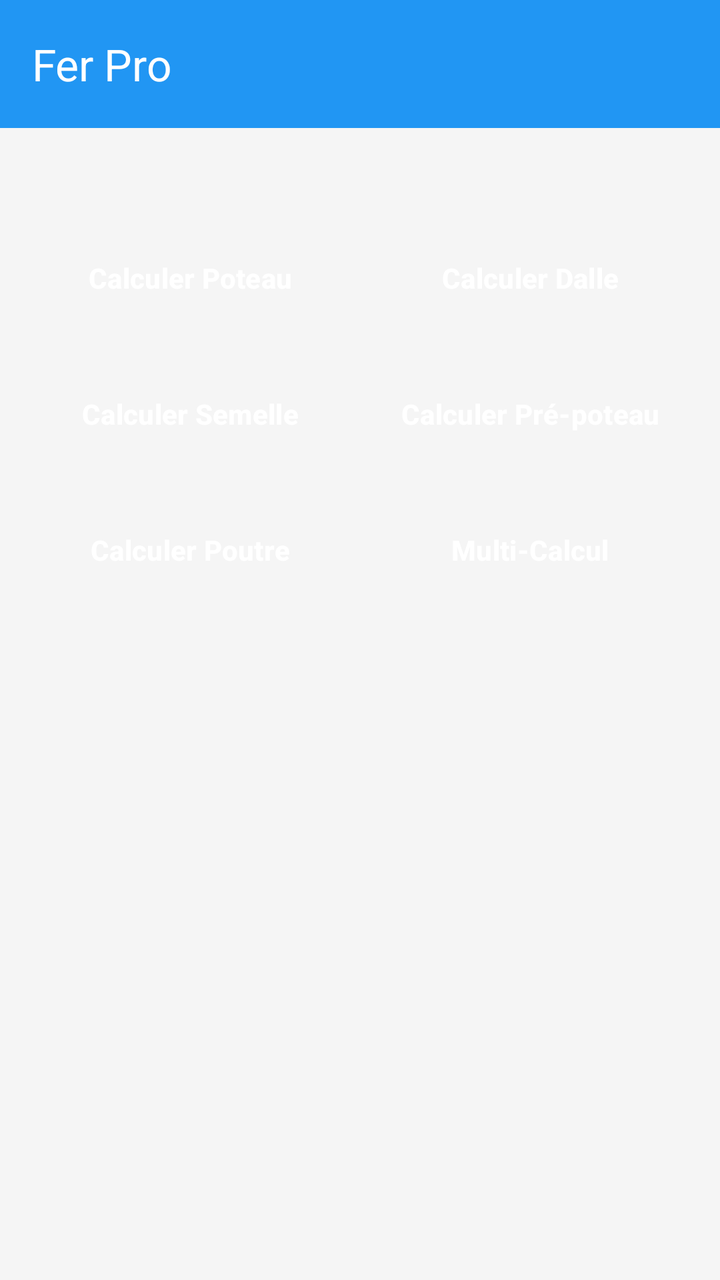
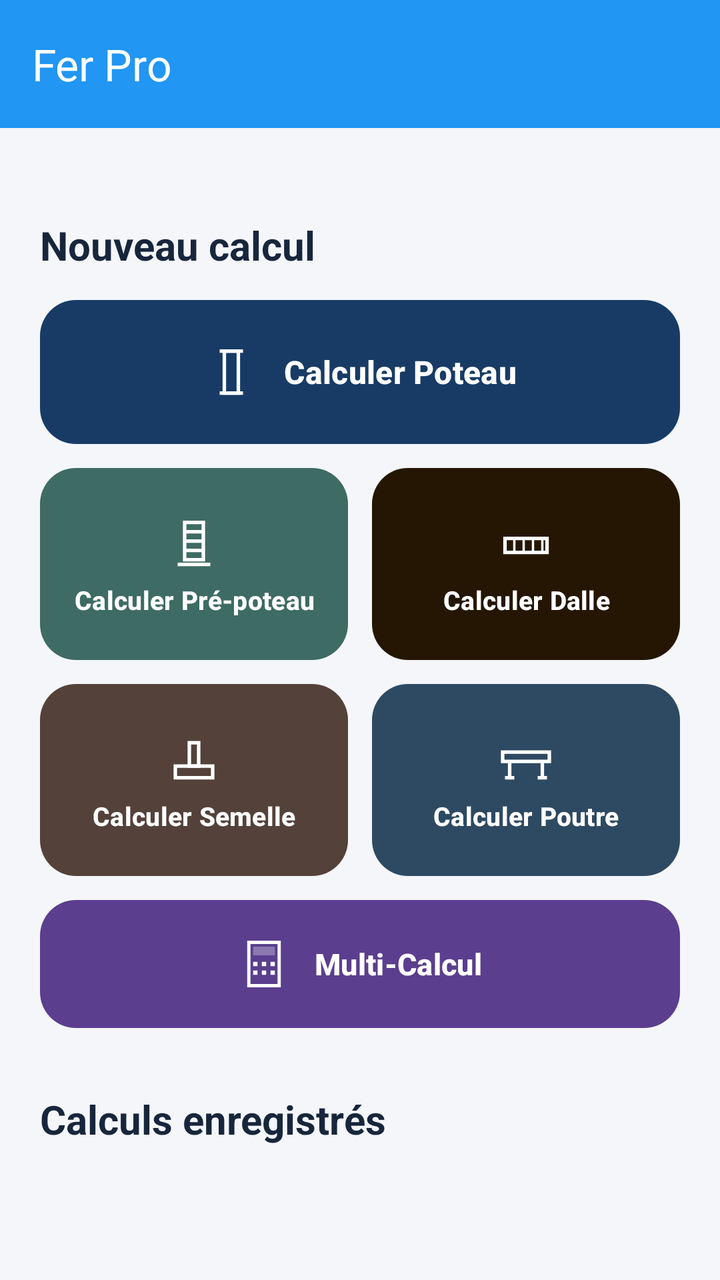

Before-and-after screenshots of an Android layout around one commit, followed by the original layout XML and the change that was made.
<!-- AndroidManifest.xml: application theme Theme.GKMBarFer -->
<!-- res/layout/activity_calculs_client.xml -->
<?xml version="1.0" encoding="utf-8"?>
<LinearLayout xmlns:android="http://schemas.android.com/apk/res/android"
    xmlns:app="http://schemas.android.com/apk/res-auto"
    android:layout_width="match_parent"
    android:layout_height="match_parent"
    android:background="@color/background"
    android:orientation="vertical">

    <include layout="@layout/layout_header" />

    <ScrollView
        android:layout_width="match_parent"
        android:layout_height="0dp"
        android:layout_weight="1"
        android:padding="16dp">

        <LinearLayout
            android:layout_width="match_parent"
            android:layout_height="wrap_content"
            android:orientation="vertical">

            <TextView
                android:id="@+id/tvInfoClient"
                android:layout_width="match_parent"
                android:layout_height="wrap_content"
                android:layout_marginBottom="12dp"
                android:textColor="@color/secondary_text"
                android:textSize="14sp" />

            
            <LinearLayout
                android:layout_width="match_parent"
                android:layout_height="wrap_content"
                android:layout_marginBottom="12dp"
                android:orientation="horizontal">

                <Button
                    android:id="@+id/btnCalculerPoteau"
                    style="@style/Widget.Material3.Button"
                    android:layout_width="0dp"
                    android:layout_height="56dp"
                    android:layout_weight="1"
                    android:layout_marginEnd="6dp"
                    android:paddingStart="8dp"
                    android:paddingEnd="8dp"
                    android:text="@string/calculer_poteau"
                    android:textAllCaps="false"
                    android:textColor="@color/white"
                    android:textSize="14sp"
                    android:textStyle="bold"
                    app:backgroundTint="@color/primary"
                    app:cornerRadius="14dp"
                    app:elevation="3dp" />

                <Button
                    android:id="@+id/btnCalculerDalle"
                    style="@style/Widget.Material3.Button"
                    android:layout_width="0dp"
                    android:layout_height="56dp"
                    android:layout_weight="1"
                    android:layout_marginStart="6dp"
                    android:paddingStart="8dp"
                    android:paddingEnd="8dp"
                    android:text="@string/calculer_dalle"
                    android:textAllCaps="false"
                    android:textColor="@color/white"
                    android:textSize="14sp"
                    android:textStyle="bold"
                    app:backgroundTint="@color/primary"
                    app:cornerRadius="14dp"
                    app:elevation="3dp" />

            </LinearLayout>

            
            <LinearLayout
                android:layout_width="match_parent"
                android:layout_height="wrap_content"
                android:layout_marginBottom="12dp"
                android:orientation="horizontal">

                <Button
                    android:id="@+id/btnCalculerSemelle"
                    style="@style/Widget.Material3.Button"
                    android:layout_width="0dp"
                    android:layout_height="56dp"
                    android:layout_weight="1"
                    android:layout_marginEnd="6dp"
                    android:paddingStart="8dp"
                    android:paddingEnd="8dp"
                    android:text="@string/calculer_semelle"
                    android:textAllCaps="false"
                    android:textColor="@color/white"
                    android:textSize="14sp"
                    android:textStyle="bold"
                    app:backgroundTint="@color/primary"
                    app:cornerRadius="14dp"
                    app:elevation="3dp" />

                <Button
                    android:id="@+id/btnCalculerPrePoteau"
                    style="@style/Widget.Material3.Button"
                    android:layout_width="0dp"
                    android:layout_height="56dp"
                    android:layout_weight="1"
                    android:layout_marginStart="6dp"
                    android:paddingStart="8dp"
                    android:paddingEnd="8dp"
                    android:text="@string/calculer_pre_poteau"
                    android:textAllCaps="false"
                    android:textColor="@color/white"
                    android:textSize="14sp"
                    android:textStyle="bold"
                    app:backgroundTint="@color/primary"
                    app:cornerRadius="14dp"
                    app:elevation="3dp" />

            </LinearLayout>

            
            <LinearLayout
                android:layout_width="match_parent"
                android:layout_height="wrap_content"
                android:layout_marginBottom="20dp"
                android:orientation="horizontal">

                <Button
                    android:id="@+id/btnCalculerPoutre"
                    style="@style/Widget.Material3.Button"
                    android:layout_width="0dp"
                    android:layout_height="56dp"
                    android:layout_weight="1"
                    android:layout_marginEnd="6dp"
                    android:paddingStart="8dp"
                    android:paddingEnd="8dp"
                    android:text="@string/calculer_poutre"
                    android:textAllCaps="false"
                    android:textColor="@color/white"
                    android:textSize="14sp"
                    android:textStyle="bold"
                    app:backgroundTint="@color/primary"
                    app:cornerRadius="14dp"
                    app:elevation="3dp" />

                <Button
                    android:id="@+id/btnCalculerMulti"
                    style="@style/Widget.Material3.Button"
                    android:layout_width="0dp"
                    android:layout_height="56dp"
                    android:layout_weight="1"
                    android:layout_marginStart="6dp"
                    android:paddingStart="8dp"
                    android:paddingEnd="8dp"
                    android:text="@string/multi_calcul"
                    android:textAllCaps="false"
                    android:textColor="@color/white"
                    android:textSize="14sp"
                    android:textStyle="bold"
                    app:backgroundTint="@color/primary"
                    app:cornerRadius="14dp"
                    app:elevation="3dp" />

            </LinearLayout>

            <TextView
                android:id="@+id/tvAucunCalcul"
                android:layout_width="match_parent"
                android:layout_height="wrap_content"
                android:gravity="center"
                android:padding="24dp"
                android:text="@string/aucun_calcul_client"
                android:textColor="@color/on_surface"
                android:textSize="14sp"
                android:visibility="gone" />

            <LinearLayout
                android:id="@+id/layoutCalculs"
                android:layout_width="match_parent"
                android:layout_height="wrap_content"
                android:orientation="vertical" />

        </LinearLayout>
    </ScrollView>

</LinearLayout>
<!-- res/layout/layout_header.xml (included above) -->
<?xml version="1.0" encoding="utf-8"?>
<com.google.android.material.appbar.MaterialToolbar
    xmlns:android="http://schemas.android.com/apk/res/android"
    xmlns:app="http://schemas.android.com/apk/res-auto"
    android:id="@+id/toolbar"
    android:layout_width="match_parent"
    android:layout_height="?attr/actionBarSize"
    android:background="@color/primary"
    android:minHeight="?attr/actionBarSize"
    app:title="@string/app_name"
    app:titleTextColor="@color/white" />
<!-- resources referenced by this layout -->
<resources>
  <color name="on_surface">#212121</color>
  <color name="primary">#2196F3</color>
  <color name="secondary_text">#6B7280</color>
  <color name="white">#FFFFFFFF</color>
  <!-- unchanged entries left out for length: 12 -->
</resources>

<!-- the commit's change to res/layout/activity_calculs_client.xml (unified diff, before → after) -->
@@ -3,7 +3,7 @@
     xmlns:app="http://schemas.android.com/apk/res-auto"
     android:layout_width="match_parent"
     android:layout_height="match_parent"
-    android:background="@color/background"
+    android:background="#F4F6FA"
     android:orientation="vertical">
 
     <include layout="@layout/layout_header" />
@@ -12,20 +12,56 @@
         android:layout_width="match_parent"
         android:layout_height="0dp"
         android:layout_weight="1"
-        android:padding="16dp">
+        android:clipToPadding="false"
+        android:fillViewport="true">
 
         <LinearLayout
             android:layout_width="match_parent"
             android:layout_height="wrap_content"
-            android:orientation="vertical">
+            android:orientation="vertical"
+            android:paddingStart="20dp"
+            android:paddingTop="20dp"
+            android:paddingEnd="20dp"
+            android:paddingBottom="32dp">
 
             <TextView
                 android:id="@+id/tvInfoClient"
                 android:layout_width="match_parent"
                 android:layout_height="wrap_content"
+                android:layout_marginBottom="6dp"
+                android:textColor="#526176"
+                android:textSize="14sp" />
+
+            <TextView
+                android:layout_width="match_parent"
+                android:layout_height="wrap_content"
+                android:layout_marginBottom="14dp"
+                android:text="@string/client_nouveau_calcul"
+                android:textColor="#17263C"
+                android:textSize="20sp"
+                android:textStyle="bold" />
+
+            
+            <com.google.android.material.button.MaterialButton
+                android:id="@+id/btnCalculerPoteau"
+                style="@style/Widget.Material3.Button"
+                android:layout_width="match_parent"
+                android:layout_height="72dp"
                 android:layout_marginBottom="12dp"
-                android:textColor="@color/secondary_text"
-                android:textSize="14sp" />
+                android:insetTop="0dp"
+                android:insetBottom="0dp"
+                android:text="@string/calculer_poteau"
+                android:textAllCaps="false"
+                android:textColor="#FFFFFF"
+                android:textSize="16sp"
+                android:textStyle="bold"
+                app:backgroundTint="#173B65"
+                app:cornerRadius="18dp"
+                app:icon="@drawable/ic_poteau"
+                app:iconGravity="textStart"
+                app:iconPadding="12dp"
+                app:iconSize="28dp"
+                app:iconTint="#FFFFFF" />
 
             
             <LinearLayout
@@ -34,41 +70,55 @@
                 android:layout_marginBottom="12dp"
                 android:orientation="horizontal">
 
-                <Button
-                    android:id="@+id/btnCalculerPoteau"
-                    style="@style/Widget.Material3.Button"
-                    android:layout_width="0dp"
-                    android:layout_height="56dp"
-                    android:layout_weight="1"
+                <com.google.android.material.button.MaterialButton
+                    android:id="@+id/btnCalculerPrePoteau"
+                    style="@style/Widget.Material3.Button"
+                    android:layout_width="0dp"
+                    android:layout_height="96dp"
                     android:layout_marginEnd="6dp"
-                    android:paddingStart="8dp"
-                    android:paddingEnd="8dp"
-                    android:text="@string/calculer_poteau"
-                    android:textAllCaps="false"
-                    android:textColor="@color/white"
-                    android:textSize="14sp"
-                    android:textStyle="bold"
-                    app:backgroundTint="@color/primary"
-                    app:cornerRadius="14dp"
-                    app:elevation="3dp" />
-
-                <Button
+                    android:layout_weight="1"
+                    android:insetTop="0dp"
+                    android:insetBottom="0dp"
+                    android:maxLines="2"
+                    android:paddingStart="8dp"
+                    android:paddingEnd="8dp"
+                    android:text="@string/calculer_pre_poteau"
+                    android:textAllCaps="false"
+                    android:textColor="#FFFFFF"
+                    android:textSize="13sp"
+                    android:textStyle="bold"
+                    app:backgroundTint="#3E6B63"
+                    app:cornerRadius="18dp"
+                    app:icon="@drawable/ic_pre_poteau"
+                    app:iconGravity="textTop"
+                    app:iconPadding="8dp"
+                    app:iconSize="28dp"
+                    app:iconTint="#FFFFFF" />
+
+                <com.google.android.material.button.MaterialButton
                     android:id="@+id/btnCalculerDalle"
                     style="@style/Widget.Material3.Button"
                     android:layout_width="0dp"
-                    android:layout_height="56dp"
-                    android:layout_weight="1"
+                    android:layout_height="96dp"
                     android:layout_marginStart="6dp"
+                    android:layout_weight="1"
+                    android:insetTop="0dp"
+                    android:insetBottom="0dp"
+                    android:maxLines="2"
                     android:paddingStart="8dp"
                     android:paddingEnd="8dp"
                     android:text="@string/calculer_dalle"
                     android:textAllCaps="false"
-                    android:textColor="@color/white"
-                    android:textSize="14sp"
-                    android:textStyle="bold"
-                    app:backgroundTint="@color/primary"
-                    app:cornerRadius="14dp"
-                    app:elevation="3dp" />
+                    android:textColor="#FFFFFF"
+                    android:textSize="13sp"
+                    android:textStyle="bold"
+                    app:backgroundTint="#251603"
+                    app:cornerRadius="18dp"
+                    app:icon="@drawable/ic_dalle"
+                    app:iconGravity="textTop"
+                    app:iconPadding="8dp"
+                    app:iconSize="28dp"
+                    app:iconTint="#FFFFFF" />
 
             </LinearLayout>
 
@@ -79,88 +129,88 @@
                 android:layout_marginBottom="12dp"
                 android:orientation="horizontal">
 
-                <Button
+                <com.google.android.material.button.MaterialButton
                     android:id="@+id/btnCalculerSemelle"
                     style="@style/Widget.Material3.Button"
                     android:layout_width="0dp"
-                    android:layout_height="56dp"
-                    android:layout_weight="1"
+                    android:layout_height="96dp"
                     android:layout_marginEnd="6dp"
+                    android:layout_weight="1"
+                    android:insetTop="0dp"
+                    android:insetBottom="0dp"
+                    android:maxLines="2"
                     android:paddingStart="8dp"
                     android:paddingEnd="8dp"
                     android:text="@string/calculer_semelle"
                     android:textAllCaps="false"
-                    android:textColor="@color/white"
-                    android:textSize="14sp"
-                    android:textStyle="bold"
-                    app:backgroundTint="@color/primary"
-                    app:cornerRadius="14dp"
-                    app:elevation="3dp" />
-
-                <Button
-                    android:id="@+id/btnCalculerPrePoteau"
-                    style="@style/Widget.Material3.Button"
-                    android:layout_width="0dp"
-                    android:layout_height="56dp"
-                    android:layout_weight="1"
+                    android:textColor="#FFFFFF"
+                    android:textSize="13sp"
+                    android:textStyle="bold"
+                    app:backgroundTint="#54413A"
+                    app:cornerRadius="18dp"
+                    app:icon="@drawable/ic_semelle"
+                    app:iconGravity="textTop"
+                    app:iconPadding="8dp"
+                    app:iconSize="28dp"
+                    app:iconTint="#FFFFFF" />
+
+                <com.google.android.material.button.MaterialButton
+                    android:id="@+id/btnCalculerPoutre"
+                    style="@style/Widget.Material3.Button"
+                    android:layout_width="0dp"
+                    android:layout_height="96dp"
                     android:layout_marginStart="6dp"
-                    android:paddingStart="8dp"
-                    android:paddingEnd="8dp"
-                    android:text="@string/calculer_pre_poteau"
-                    android:textAllCaps="false"
-                    android:textColor="@color/white"
-                    android:textSize="14sp"
-                    android:textStyle="bold"
-                    app:backgroundTint="@color/primary"
-                    app:cornerRadius="14dp"
-                    app:elevation="3dp" />
+                    android:layout_weight="1"
+                    android:insetTop="0dp"
+                    android:insetBottom="0dp"
+                    android:maxLines="2"
+                    android:paddingStart="8dp"
+                    android:paddingEnd="8dp"
+                    android:text="@string/calculer_poutre"
+                    android:textAllCaps="false"
+                    android:textColor="#FFFFFF"
+                    android:textSize="13sp"
+                    android:textStyle="bold"
+                    app:backgroundTint="#2E4A62"
+                    app:cornerRadius="18dp"
+                    app:icon="@drawable/ic_poutre"
+                    app:iconGravity="textTop"
+                    app:iconPadding="8dp"
+                    app:iconSize="28dp"
+                    app:iconTint="#FFFFFF" />
 
             </LinearLayout>
 
             
-            <LinearLayout
-                android:layout_width="match_parent"
-                android:layout_height="wrap_content"
-                android:layout_marginBottom="20dp"
-                android:orientation="horizontal">
-
-                <Button
-                    android:id="@+id/btnCalculerPoutre"
-                    style="@style/Widget.Material3.Button"
-                    android:layout_width="0dp"
-                    android:layout_height="56dp"
-                    android:layout_weight="1"
-                    android:layout_marginEnd="6dp"
-                    android:paddingStart="8dp"
-                    android:paddingEnd="8dp"
-                    android:text="@string/calculer_poutre"
-                    android:textAllCaps="false"
-                    android:textColor="@color/white"
-                    android:textSize="14sp"
-                    android:textStyle="bold"
-                    app:backgroundTint="@color/primary"
-                    app:cornerRadius="14dp"
-                    app:elevation="3dp" />
-
-                <Button
-                    android:id="@+id/btnCalculerMulti"
-                    style="@style/Widget.Material3.Button"
-                    android:layout_width="0dp"
-                    android:layout_height="56dp"
-                    android:layout_weight="1"
-                    android:layout_marginStart="6dp"
-                    android:paddingStart="8dp"
-                    android:paddingEnd="8dp"
-                    android:text="@string/multi_calcul"
-                    android:textAllCaps="false"
-                    android:textColor="@color/white"
-                    android:textSize="14sp"
-                    android:textStyle="bold"
-                    app:backgroundTint="@color/primary"
-                    app:cornerRadius="14dp"
-                    app:elevation="3dp" />
-
-            </LinearLayout>
+            <com.google.android.material.button.MaterialButton
+                android:id="@+id/btnCalculerMulti"
+                style="@style/Widget.Material3.Button"
+                android:layout_width="match_parent"
+                android:layout_height="64dp"
+                android:insetTop="0dp"
+                android:insetBottom="0dp"
+                android:text="@string/multi_calcul"
+                android:textAllCaps="false"
+                android:textColor="#FFFFFF"
+                android:textSize="15sp"
+                android:textStyle="bold"
+                app:backgroundTint="#5B3E8E"
+                app:cornerRadius="18dp"
+                app:icon="@drawable/ic_calculate"
+                app:iconGravity="textStart"
+                app:iconPadding="12dp"
+                app:iconSize="26dp"
+                app:iconTint="#FFFFFF" />
+
+            <TextView
+                android:layout_width="match_parent"
+                android:layout_height="wrap_content"
+                android:layout_marginTop="32dp"
+                android:layout_marginBottom="14dp"
+                android:text="@string/client_calculs_enregistres"
+                android:textColor="#17263C"
+                android:textSize="20sp"
+                android:textStyle="bold" />
 
             <TextView
                 android:id="@+id/tvAucunCalcul"
@@ -169,7 +219,7 @@
                 android:gravity="center"
                 android:padding="24dp"
                 android:text="@string/aucun_calcul_client"
-                android:textColor="@color/on_surface"
+                android:textColor="#526176"
                 android:textSize="14sp"
                 android:visibility="gone" />
 
<!-- resource entries referenced after the edit -->
@@ -1,9 +1,110 @@
 <!-- resources referenced by this layout -->
 <resources>
-  <color name="on_surface">#212121</color>
   <color name="primary">#2196F3</color>
-  <color name="secondary_text">#6B7280</color>
   <color name="white">#FFFFFFFF</color>
+  <!-- drawable ic_calculate (drawable) -->
+  <?xml version="1.0" encoding="utf-8"?>
+  <vector xmlns:android="http://schemas.android.com/apk/res/android"
+      android:width="24dp"
+      android:height="24dp"
+      android:viewportWidth="24"
+      android:viewportHeight="24">
+      <path
+          android:strokeColor="#FFFFFFFF"
+          android:strokeWidth="1.5"
+          android:pathData="M5,2 H19 V22 H5 Z" />
+      <path
+          android:fillColor="#4DFFFFFF"
+          android:pathData="M7,4 H17 V8 H7 Z" />
+      <path android:fillColor="#FFFFFFFF" android:pathData="M7,11 H9 V13 H7 Z" />
+      <path android:fillColor="#FFFFFFFF" android:pathData="M11,11 H13 V13 H11 Z" />
+      <path android:fillColor="#FFFFFFFF" android:pathData="M15,11 H17 V13 H15 Z" />
+      <path android:fillColor="#FFFFFFFF" android:pathData="M7,15 H9 V17 H7 Z" />
+      <path android:fillColor="#FFFFFFFF" android:pathData="M11,15 H13 V17 H11 Z" />
+      <path android:fillColor="#FFFFFFFF" android:pathData="M15,15 H17 V17 H15 Z" />
+  </vector>
+  <!-- drawable ic_dalle (drawable) -->
+  <?xml version="1.0" encoding="utf-8"?>
+  <vector xmlns:android="http://schemas.android.com/apk/res/android"
+      android:width="24dp"
+      android:height="24dp"
+      android:viewportWidth="24"
+      android:viewportHeight="24">
+      <path
+          android:strokeColor="#FFFFFFFF"
+          android:strokeWidth="1.5"
+          android:pathData="M3,9 H21 V15 H3 Z" />
+      <path
+          android:strokeColor="#FFFFFFFF"
+          android:strokeWidth="1"
+          android:pathData="M7,9 V15 M11,9 V15 M15,9 V15 M19,9 V15" />
+  </vector>
+  <!-- drawable ic_poteau (drawable) -->
+  <?xml version="1.0" encoding="utf-8"?>
+  <vector xmlns:android="http://schemas.android.com/apk/res/android"
+      android:width="24dp"
+      android:height="24dp"
+      android:viewportWidth="24"
+      android:viewportHeight="24">
+      <path
+          android:strokeColor="#FFFFFFFF"
+          android:strokeWidth="1.5"
+          android:pathData="M9,3 H15 V21 H9 Z" />
+      <path
+          android:strokeColor="#FFFFFFFF"
+          android:strokeWidth="1.5"
+          android:pathData="M7,3 H17 M7,21 H17" />
+  </vector>
+  <!-- drawable ic_poutre (drawable) -->
+  <?xml version="1.0" encoding="utf-8"?>
+  <vector xmlns:android="http://schemas.android.com/apk/res/android"
+      android:width="24dp"
+      android:height="24dp"
+      android:viewportWidth="24"
+      android:viewportHeight="24">
+      <path
+          android:strokeColor="#FFFFFFFF"
+          android:strokeWidth="1.5"
+          android:pathData="M2,8 H22 V12 H2 Z" />
+      <path
+          android:strokeColor="#FFFFFFFF"
+          android:strokeWidth="1.5"
+          android:pathData="M5,12 V19 M19,12 V19 M3,19 H7 M17,19 H21" />
+  </vector>
+  <!-- drawable ic_pre_poteau (drawable) -->
+  <?xml version="1.0" encoding="utf-8"?>
+  <vector xmlns:android="http://schemas.android.com/apk/res/android"
+      android:width="24dp"
+      android:height="24dp"
+      android:viewportWidth="24"
+      android:viewportHeight="24">
+      <path
+          android:strokeColor="#FFFFFFFF"
+          android:strokeWidth="1.5"
+          android:pathData="M8,3 H16 V19 H8 Z" />
+      <path
+          android:strokeColor="#FFFFFFFF"
+          android:strokeWidth="1.5"
+          android:pathData="M8,7 H16 M8,11 H16 M8,15 H16 M5,21 H19" />
+  </vector>
+  <!-- drawable ic_semelle (drawable) -->
+  <?xml version="1.0" encoding="utf-8"?>
+  <vector xmlns:android="http://schemas.android.com/apk/res/android"
+      android:width="24dp"
+      android:height="24dp"
+      android:viewportWidth="24"
+      android:viewportHeight="24">
+      <path
+          android:strokeColor="#FFFFFFFF"
+          android:strokeWidth="1.5"
+          android:pathData="M10,4 H14 V14 H10 Z" />
+      <path
+          android:strokeColor="#FFFFFFFF"
+          android:strokeWidth="1.5"
+          android:pathData="M4,14 H20 V19 H4 Z" />
+  </vector>
+  <string name="client_calculs_enregistres">Calculs enregistrés</string>
+  <string name="client_nouveau_calcul">Nouveau calcul</string>
   <!-- unchanged entries left out for length: 12 -->
 </resources>
 
